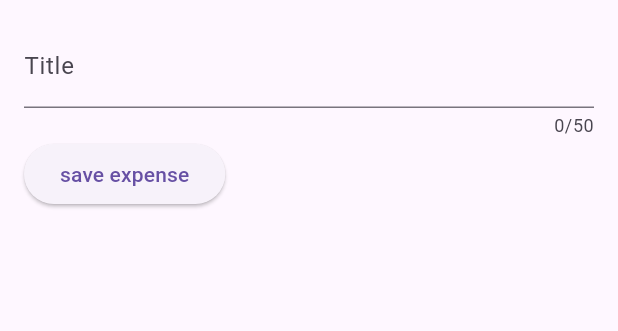
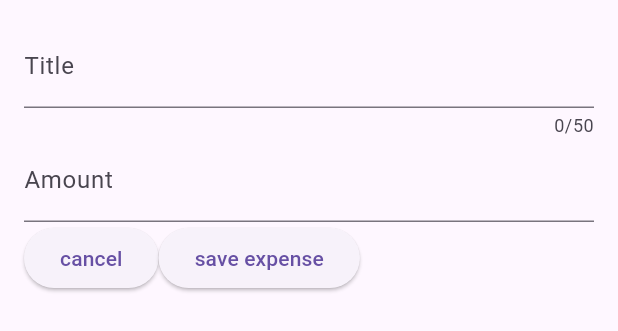
Before and after one commit to WaleedAlaql/expense-tracker-app, a Flutter app: the NewExpense widget shown alone on an empty page, opened directly, on a phone screen of 412 x 824 dp. Shown: the top 331 px of the screen. Run offline on Flutter 3.47's test engine with Material 3 defaults, Android fonts, the phone set to English and light mode, and no system bars.

Commit message:
adding new text field and button

```diff
--- a/lib/widget/new_expense.dart
+++ b/lib/widget/new_expense.dart
@@ -10,10 +10,14 @@ class NewExpense extends StatefulWidget {
 }
 
 class _NewExpenseState extends State<NewExpense> {
-  var enteredTitle = '';
+  final titleController = TextEditingController();
+  final amountController = TextEditingController();
 
-  void saveTitleInput(String inputValue) {
-    enteredTitle = inputValue;
+  @override
+  void dispose() {
+    titleController.dispose();
+    amountController.dispose();
+    super.dispose();
   }
 
   @override
@@ -23,15 +27,27 @@ class _NewExpenseState extends State<NewExpense> {
       child: Column(
         children: [
           TextField(
-            onChanged: saveTitleInput,
+            controller: titleController,
             maxLength: 50,
             keyboardType: TextInputType.text,
             decoration: const InputDecoration(
               label: Text('Title'),
             ),
           ),
+          TextField(
+            controller: amountController,
+            keyboardType: TextInputType.number,
+            decoration: const InputDecoration(
+              prefixText: '\$ ',
+              label: Text('Amount'),
+            ),
+          ),
           Row(
             children: [
+              ElevatedButton(
+                onPressed: () {},
+                child: const Text('cancel'),
+              ),
               ElevatedButton(
                 onPressed: () {},
                 child: const Text('save expense'),
```
